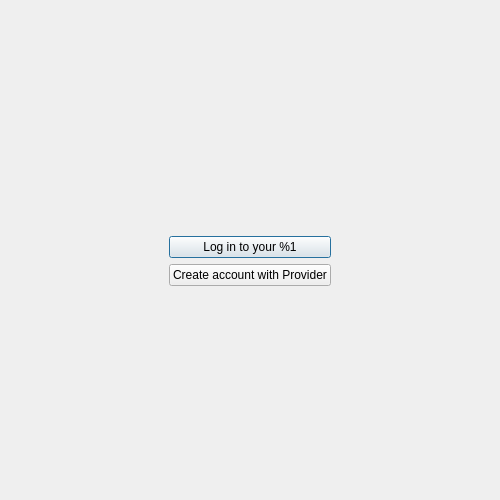
This is src/gui/wizard/welcomepage.ui in nextcloud/desktop as Qt 5 draws it before an edit. The edited form follows.
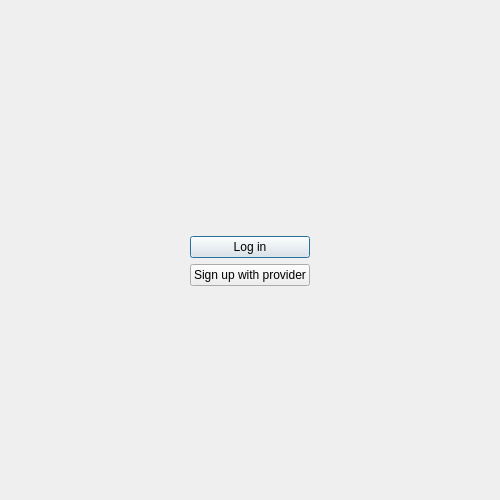
This is the edited form. Custom widgets are drawn as their Qt base class.

Commit message: Rephrase button text to be in line with clients on other platforms

```diff
--- a/src/gui/wizard/welcomepage.ui
+++ b/src/gui/wizard/welcomepage.ui
@@ -140,7 +140,7 @@
        <item>
         <widget class="QPushButton" name="loginButton">
          <property name="text">
-          <string>Log in to your %1</string>
+          <string>Log in</string>
          </property>
          <property name="autoDefault">
           <bool>true</bool>
@@ -153,7 +153,7 @@
        <item>
         <widget class="QPushButton" name="createAccountButton">
          <property name="text">
-          <string>Create account with Provider</string>
+          <string>Sign up with provider</string>
          </property>
          <property name="autoDefault">
           <bool>true</bool>
```
The commit also changes 1 other file.
